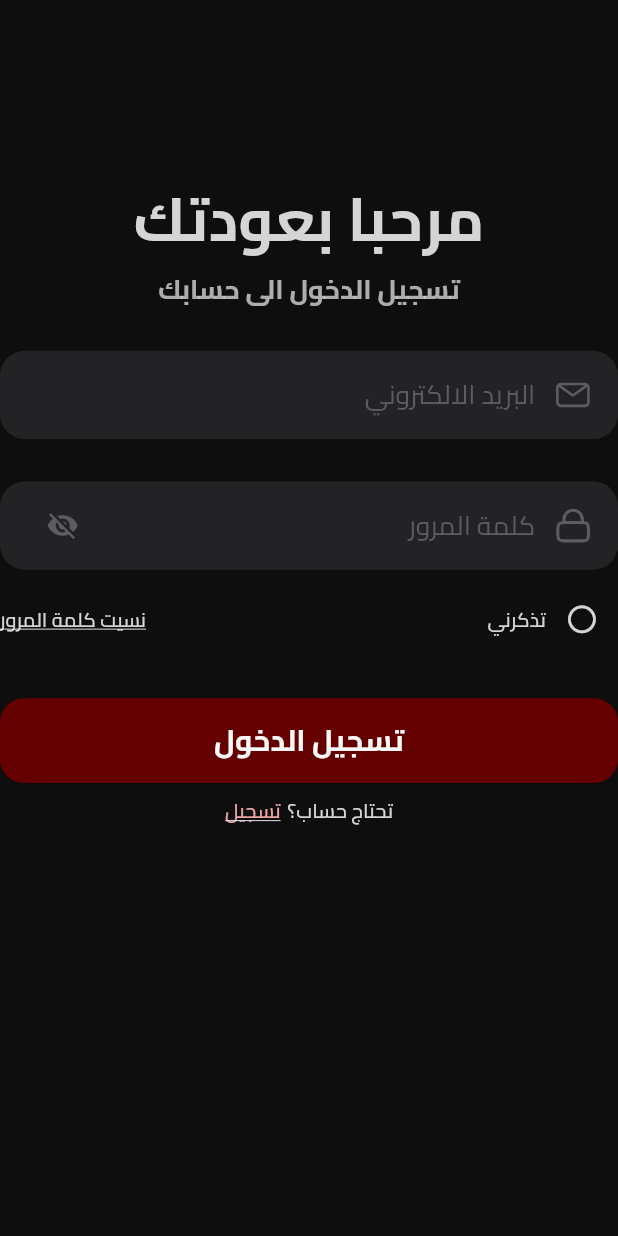
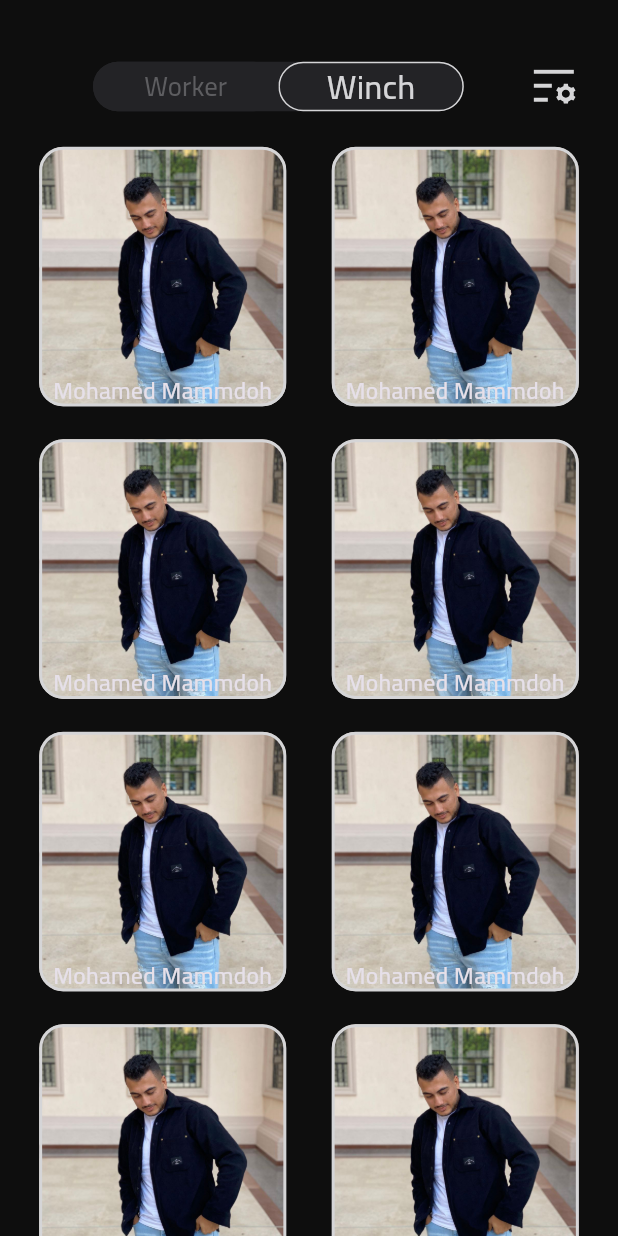
Before and after one commit to CarMate95/care_mate, a Flutter app: the screen it shows after launch, on a phone screen of 412 x 824 dp. Run offline on Flutter 3.47's test engine with Material 3 defaults, Android fonts, the phone set to English and light mode, and no system bars; our stand-ins replace cached_network_image, dartz, dio, dotted_border, easy_localization, firebase_core and 14 more; accounts and stored records are empty; project files that could hold a hidden picture were left out.

Commit message:
finished winch and worker screen UI

```diff
--- a/lib/core/utils/widgets/custom_app_bar.dart
+++ b/lib/core/utils/widgets/custom_app_bar.dart
@@ -1,8 +1,9 @@
-import 'package:car_mate/config/themes/text_style.dart';
+import 'package:car_mate/config/routes/page_name.dart';
+import 'package:car_mate/config/themes/assets_manager.dart';
 import 'package:car_mate/core/utils/extensions/theme_extension.dart';
-import 'package:car_mate/core/utils/widgets/custom_text.dart';
 import 'package:flutter/material.dart';
 import 'package:flutter_screenutil/flutter_screenutil.dart';
+import 'package:flutter_svg/svg.dart';
 
 class CustomAppBar extends StatelessWidget {
   const CustomAppBar({
@@ -13,13 +14,15 @@ class CustomAppBar extends StatelessWidget {
     this.enbleBackIcon = true,
     this.color,
     this.closeIcon = false,
+    this.isSettingsIcon = false,
   });
   final void Function()? onBack;
-  final String? title;
+  final Widget? title;
   final Widget? suffex;
   final bool enbleBackIcon;
   final Color? color;
   final bool closeIcon;
+  final bool isSettingsIcon;
 
   @override
   Widget build(BuildContext context) {
@@ -29,7 +32,13 @@ class CustomAppBar extends StatelessWidget {
       child: Row(
         children: [
           if (enbleBackIcon) ...{
-            IconButton(
+            isSettingsIcon
+                ? InkWell(
+                    onTap: () =>
+                        Navigator.pushNamed(context, PageName.settingsScreen),
+                    child: SvgPicture.asset(AssetsManager.settingIcon,
+                        color: context.secondaryColor))
+                : IconButton(
                     icon: Icon(
                       closeIcon ? Icons.close : Icons.arrow_back_ios,
                       color: context.secondaryColor,
@@ -41,16 +50,7 @@ class CustomAppBar extends StatelessWidget {
                         },
                   ),
           },
-          if (title != null) ...{
-            const Spacer(),
-            CustomText(
-              text: title!,
-              style: getBoldStyle(
-                fontSize: 20.sp,
-                color: context.secondaryColor,
-              ),
-            ),
-          },
+          if (title != null) ...{const Spacer(), title!},
           const Spacer(),
           if (suffex != null) suffex!,
         ],
--- a/lib/features/repair/presentation/pages/edite_worker_details_screen.dart
+++ b/lib/features/repair/presentation/pages/edite_worker_details_screen.dart
@@ -22,7 +22,7 @@ class EditeWorkerDetailsScreen extends StatelessWidget {
           children: [
             Column(
               children: [
-                const CustomAppBar(title: TextManager.accountDetails),
+                const CustomAppBar(title: Text(TextManager.accountDetails)),
                 verticalSpace(30),
                 const CustomImageProfile(
                     imageIcon: 'assets/svg/Edit.svg',
--- /dev/null
+++ b/lib/features/repair/presentation/pages/winch_view.dart
@@ -0,0 +1,41 @@
+import 'package:car_mate/config/themes/color_manager.dart';
+import 'package:car_mate/config/themes/text_style.dart';
+import 'package:car_mate/core/utils/extensions/theme_extension.dart';
+import 'package:car_mate/core/utils/widgets/custom_text.dart';
+import 'package:flutter/material.dart';
+
+class WinchView extends StatelessWidget {
+  const WinchView({super.key});
+
+  @override
+  Widget build(BuildContext context) {
+    var mediaQuery = MediaQuery.of(context).size;
+    return GridView.builder(
+      shrinkWrap: true,
+      physics: const NeverScrollableScrollPhysics(),
+      gridDelegate: const SliverGridDelegateWithFixedCrossAxisCount(
+          crossAxisCount: 2, crossAxisSpacing: 10, mainAxisSpacing: 10),
+      itemBuilder: (context, index) => Stack(
+        alignment: Alignment.bottomCenter,
+        children: [
+          Container(
+            width: mediaQuery.width * 0.4,
+            height: mediaQuery.height * 0.21,
+            decoration: BoxDecoration(
+              border: Border.all(width: 2, color: ColorManager.lightGrey),
+              image: const DecorationImage(
+                  fit: BoxFit.cover,
+                  image: AssetImage('assets/svg/gmail_icon_svg.jpg')),
+              borderRadius: BorderRadius.circular(16),
+            ),
+          ),
+          CustomText(
+            text: 'Mohamed Mammdoh',
+            style: getMediumStyle(fontSize: 14),
+          )
+        ],
+      ),
+      itemCount: 20,
+    );
+  }
+}
--- a/lib/features/repair/presentation/pages/winch_worker_screen.dart
+++ b/lib/features/repair/presentation/pages/winch_worker_screen.dart
@@ -1,12 +1,121 @@
+import 'package:car_mate/config/themes/color_manager.dart';
+import 'package:car_mate/config/themes/text_style.dart';
+import 'package:car_mate/core/utils/extensions/theme_extension.dart';
+import 'package:car_mate/core/utils/functions/spacing.dart';
+import 'package:car_mate/core/utils/widgets/custom_app_bar.dart';
 import 'package:car_mate/core/utils/widgets/custom_scaffold.dart';
-
+import 'package:car_mate/features/repair/presentation/pages/winch_view.dart';
+import 'package:car_mate/features/repair/presentation/pages/worker_view.dart';
 import 'package:flutter/material.dart';
 
-class WorkerAndWinchScreen extends StatelessWidget {
+class WorkerAndWinchScreen extends StatefulWidget {
   const WorkerAndWinchScreen({super.key});
 
   @override
+  State<WorkerAndWinchScreen> createState() => _WorkerAndWinchScreenState();
+}
+
+class _WorkerAndWinchScreenState extends State<WorkerAndWinchScreen> {
+  bool isClicked = true;
+  bool isWinchSelected = true;
+  @override
   Widget build(BuildContext context) {
-    return const CustomScaffold();
+    var mediaQuery = MediaQuery.of(context).size;
+    return CustomScaffold(
+      body: Padding(
+        padding: const EdgeInsets.symmetric(horizontal: 16.0),
+        child: SingleChildScrollView(
+          child: Column(
+            children: [
+              verticalSpace(20),
+              CustomAppBar(
+                enbleBackIcon: true,
+                isSettingsIcon: true,
+                title: Container(
+                  width: mediaQuery.width * 0.6,
+                  height: mediaQuery.height * 0.04,
+                  decoration: BoxDecoration(
+                    borderRadius: BorderRadius.circular(10000),
+                    color: context.tertiaryColor,
+                  ),
+                  child: Row(
+                    children: [
+                      Expanded(
+                        child: ElevatedButton(
+                          onPressed: () {
+                            setState(() {
+                              isClicked = true;
+                              isWinchSelected = true;
+                            });
+                          },
+                          style: ElevatedButton.styleFrom(
+                            backgroundColor: isClicked
+                                ? ColorManager.transparent
+                                : context.tertiaryColor,
+                            overlayColor: ColorManager.transparent,
+                            elevation: 0.0,
+                            shape: RoundedRectangleBorder(
+                              side: BorderSide(
+                                  color: isClicked
+                                      ? context.secondaryColor
+                                      : Colors.transparent),
+                              borderRadius: BorderRadius.circular(10000),
+                            ),
+                          ),
+                          child: Text(
+                            'Winch',
+                            style: getMediumStyle(
+                              color: isClicked
+                                  ? context.secondaryColor
+                                  : ColorManager.grey,
+                              fontSize: isClicked ? 20 : 16,
+                            ),
+                          ),
+                        ),
+                      ),
+                      Expanded(
+                        child: ElevatedButton(
+                          onPressed: () {
+                            setState(() {
+                              isClicked = false;
+                              isWinchSelected = false;
+                            });
+                          },
+                          style: ElevatedButton.styleFrom(
+                            backgroundColor: isClicked
+                                ? context.tertiaryColor
+                                : ColorManager.transparent,
+                            elevation: 0.0,
+                            overlayColor: ColorManager.transparent,
+                            shape: RoundedRectangleBorder(
+                              side: BorderSide(
+                                  color: isClicked
+                                      ? ColorManager.transparent
+                                      : context.secondaryColor),
+                              borderRadius: BorderRadius.circular(10000),
+                            ),
+                          ),
+                          child: Text(
+                            'Worker',
+                            style: getMediumStyle(
+                              color: isClicked
+                                  ? ColorManager.grey
+                                  : context.secondaryColor,
+                              fontSize: isClicked ? 16 : 20,
+                            ),
+                          ),
+                        ),
+                      ),
+                    ],
+                  ),
+                ),
+              ),
+              verticalSpace(10),
+              isWinchSelected ? const WinchView() : const WorkerView(),
+            ],
+          ),
+        ),
+      ),
+    );
   }
 }
--- a/lib/features/repair/presentation/widgets/request_body.dart
+++ b/lib/features/repair/presentation/widgets/request_body.dart
@@ -26,7 +26,7 @@ class RequestsBody extends StatelessWidget {
             children: [
               CustomAppBar(
                 enbleBackIcon: false,
-                title: TextManager.requests,
+                title: const Text(TextManager.requests),
                 suffex: InkWell(
                   onTap: () {
                     Navigator.pushNamed(context, PageName.settingsScreen);
--- a/lib/features/repair/presentation/widgets/request_detailsbody.dart
+++ b/lib/features/repair/presentation/widgets/request_detailsbody.dart
@@ -26,7 +26,7 @@ class RequestDetailsBody extends StatelessWidget {
           children: [
             CustomAppBar(
               enbleBackIcon: true,
-              title: TextManager.requests,
+              title: const Text(TextManager.requests),
               suffex: Padding(
                 padding: const EdgeInsets.symmetric(horizontal: 8.0),
                 child: InkWell(
--- a/lib/my_app.dart
+++ b/lib/my_app.dart
@@ -34,7 +34,7 @@ class MyApp extends StatelessWidget {
                 darkTheme: AppTheme.dark,
                 themeMode: ThemeCubit.themeMode,
                 navigatorKey: RouteManager.navigatorKey,
-                initialRoute: PageName.loginScreen,
+                initialRoute: PageName.winchAndWorkerScreen,
                 onGenerateRoute: RouteManager.onGenerateRoute,
               );
             },
```
Also changed, not shown: lib/features/profile/screens/account_details_screen.dart (+11 -8 lines), lib/features/repair/presentation/pages/worker_view.dart (added, +37 -0 lines). Lines whose indentation alone changed are shown as unchanged.
